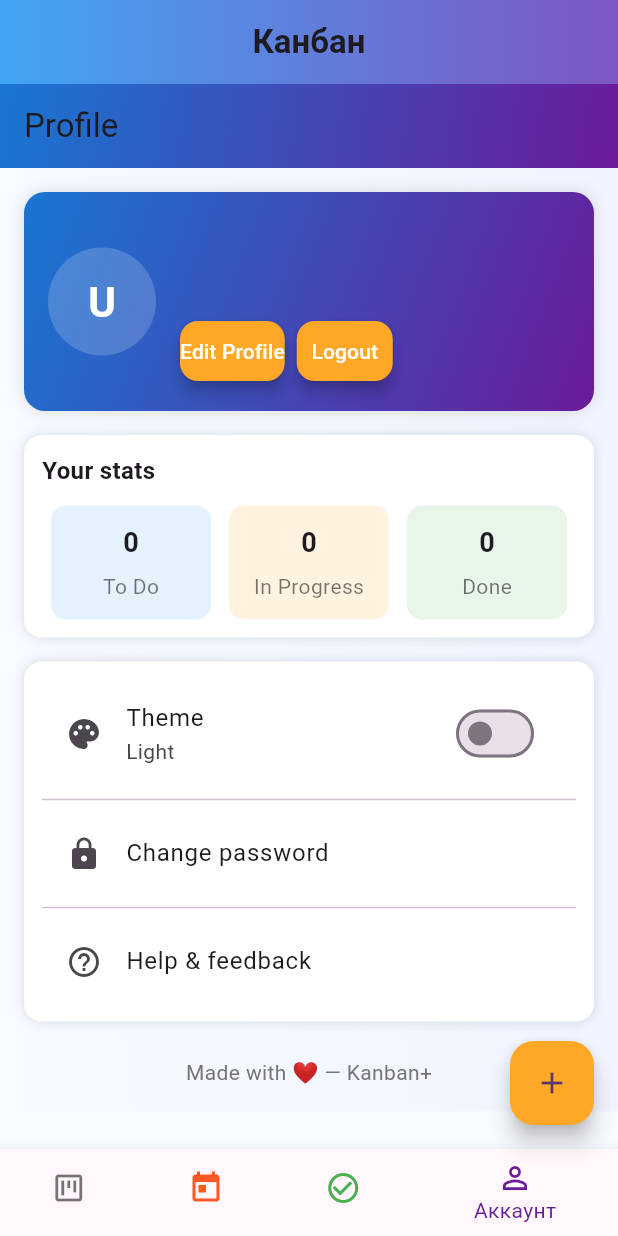
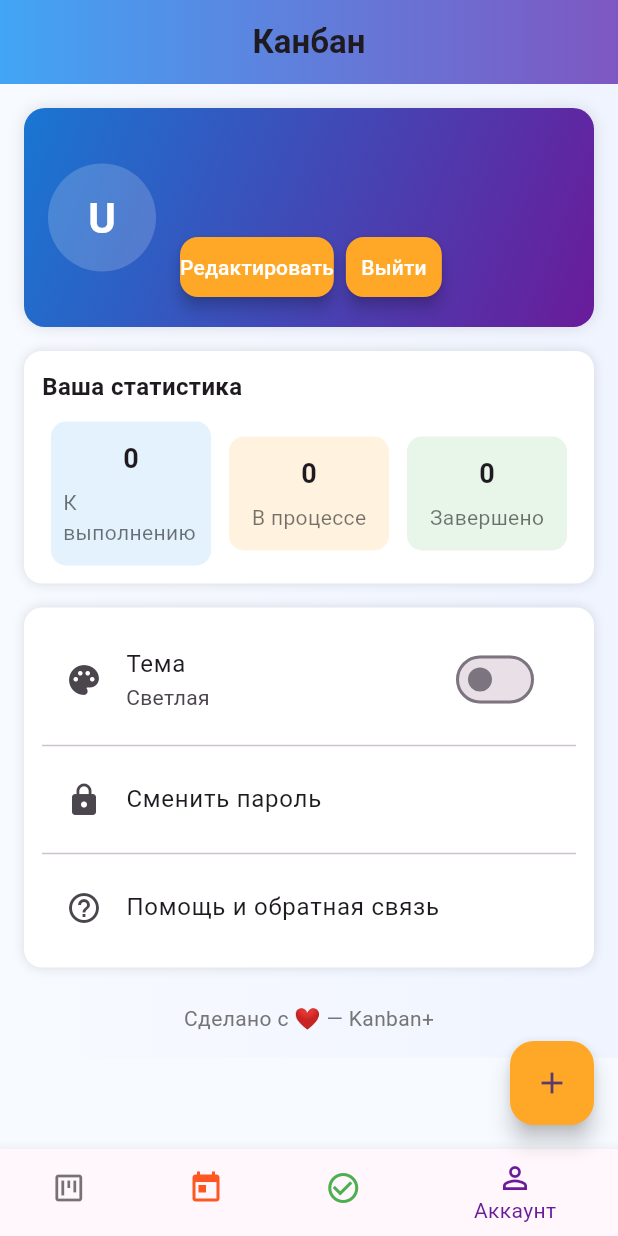
Before and after one commit to motociklist/flutter-kanban, a Flutter app: the screen it shows once a user with an empty profile is signed in, item 4 of the bottom bar chosen, on a phone screen of 412 x 824 dp. Run offline on Flutter 3.47's test engine with Material 3 defaults, Android fonts, the phone set to English and light mode, and no system bars; our stand-ins replace cloud_firestore, firebase_auth, firebase_core; accounts and stored records are empty.

Commit message:
[fk-12] ~ reafactore profile page

```diff
--- a/lib/pages/profile_page.dart
+++ b/lib/pages/profile_page.dart
@@ -41,28 +41,29 @@ class _ProfilePageState extends State<ProfilePage> {
         final nameCtrl = TextEditingController(text: _name);
         final emailCtrl = TextEditingController(text: _email);
         return AlertDialog(
-          title: const Text('Edit profile'),
+          title: const Text('Редактировать профиль'),
           content: Column(
             mainAxisSize: MainAxisSize.min,
             children: [
               TextField(
                   controller: nameCtrl,
-                  decoration: const InputDecoration(labelText: 'Name')),
+                  decoration: const InputDecoration(labelText: 'Имя')),
               TextField(
                   controller: emailCtrl,
-                  decoration: const InputDecoration(labelText: 'Email')),
+                  decoration:
+                      const InputDecoration(labelText: 'Электронная почта')),
             ],
           ),
           actions: [
             TextButton(
                 onPressed: () => Navigator.pop(context),
-                child: const Text('Cancel')),
+                child: const Text('Отмена')),
             ElevatedButton(
               onPressed: () => Navigator.pop(context, {
                 'name': nameCtrl.text.trim(),
                 'email': emailCtrl.text.trim()
               }),
-              child: const Text('Save'),
+              child: const Text('Сохранить'),
             ),
           ],
         );
@@ -89,13 +90,13 @@ class _ProfilePageState extends State<ProfilePage> {
     final done = _countByStatus(KanbanStatus.done);
 
     return Scaffold(
-      appBar: AppBar(
-        title: const Text('Profile'),
-        elevation: 0,
-        flexibleSpace: Container(
-            decoration:
-                const BoxDecoration(gradient: AppStyles.backgroundGradient)),
-      ),
+      // appBar: AppBar(
+      //   title: const Text('Profile'),
+      //   elevation: 0,
+      //   flexibleSpace: Container(
+      //       decoration:
+      //           const BoxDecoration(gradient: AppStyles.backgroundGradient)),
+      // ),
       body: Container(
         decoration: const BoxDecoration(
             gradient:
@@ -144,7 +145,7 @@ class _ProfilePageState extends State<ProfilePage> {
                                   onPressed: _editProfile,
                                   style: AppStyles.elevatedButtonStyle(
                                       verticalPadding: 10),
-                                  child: const Text('Edit Profile')),
+                                  child: const Text('Редактировать')),
                               const SizedBox(width: 8),
                               ElevatedButton(
                                 onPressed: () {
@@ -155,7 +156,7 @@ class _ProfilePageState extends State<ProfilePage> {
                                 },
                                 style: AppStyles.elevatedButtonStyle(
                                     verticalPadding: 10),
-                                child: const Text('Logout',
+                                child: const Text('Выйти',
                                     style: TextStyle(color: Colors.white)),
                               ),
                             ])
@@ -176,7 +177,7 @@ class _ProfilePageState extends State<ProfilePage> {
                 child: Column(
                     crossAxisAlignment: CrossAxisAlignment.start,
                     children: [
-                      const Text('Your stats',
+                        const Text('Ваша статистика',
                           style: TextStyle(
                             fontSize: 16, fontWeight: FontWeight.w600)),
                       const SizedBox(height: 12),
@@ -184,15 +185,15 @@ class _ProfilePageState extends State<ProfilePage> {
                           mainAxisAlignment: MainAxisAlignment.spaceBetween,
                           children: [
                           _StatTile(
-                                label: 'To Do',
+                            label: 'К выполнению',
                             value: todo.toString(),
                             color: const Color(0xFFE3F2FD)),
                           _StatTile(
-                                label: 'In Progress',
+                            label: 'В процессе',
                             value: inProgress.toString(),
                             color: const Color(0xFFFFF3E0)),
                           _StatTile(
-                                label: 'Done',
+                            label: 'Завершено',
                             value: done.toString(),
                             color: const Color(0xFFE8F5E9)),
                           ])
@@ -214,8 +215,8 @@ class _ProfilePageState extends State<ProfilePage> {
                           builder: (context, isDark, _) {
                             return ListTile(
                               leading: const Icon(Icons.palette),
-                              title: const Text('Theme'),
-                              subtitle: Text(isDark ? 'Dark' : 'Light'),
+                              title: const Text('Тема'),
+                              subtitle: Text(isDark ? 'Тёмная' : 'Светлая'),
                               trailing: Switch(
                                   value: isDark,
                                   onChanged: (v) =>
@@ -225,24 +226,25 @@ class _ProfilePageState extends State<ProfilePage> {
                         )
                       : ListTile(
                           leading: const Icon(Icons.palette),
-                          title: const Text('Theme'),
-                          subtitle: const Text('Light / Dark (placeholder)'),
+                          title: const Text('Тема'),
+                          subtitle:
+                              const Text('Светлая / Тёмная (заглушка)'),
                           onTap: () {}),
                   const Divider(),
                   ListTile(
                       leading: const Icon(Icons.lock),
-                      title: const Text('Change password'),
+                      title: const Text('Сменить пароль'),
                       onTap: () {}),
                   const Divider(),
                   ListTile(
                       leading: const Icon(Icons.help_outline),
-                      title: const Text('Help & feedback'),
+                      title: const Text('Помощь и обратная связь'),
                       onTap: () {}),
                 ]),
               ),
               const SizedBox(height: 24),
               Center(
-                  child: Text('Made with ❤️ — Kanban+',
+                  child: Text('Сделано с ❤️ — Kanban+',
                       style: TextStyle(color: Colors.grey[600]))),
             ],
           ),
```
Lines whose indentation alone changed are shown as unchanged.
